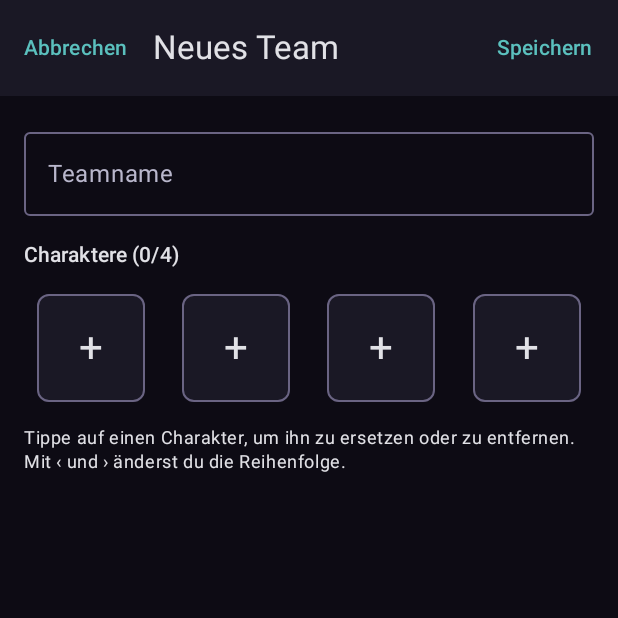
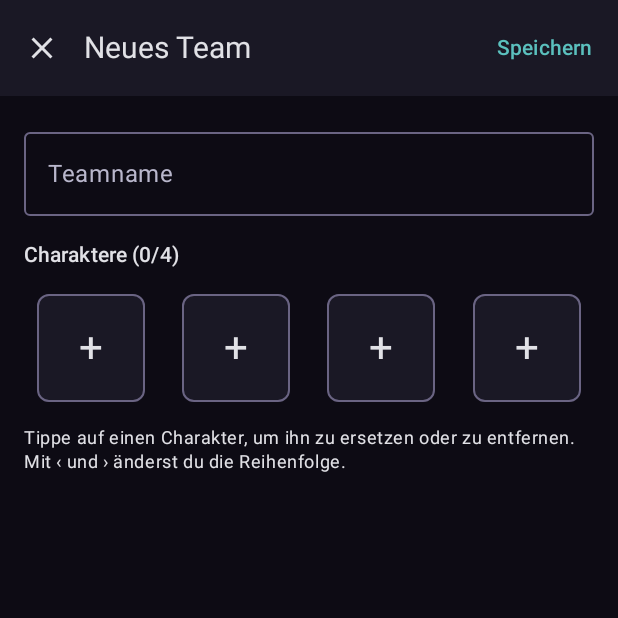
Before and after one commit to sonictriplex/genshin-team-manager, an Android app built with Jetpack Compose: the composable EditTeamScreen called with empty values, on a phone screen of 412 x 824 dp, the top half of it. Run offline under Robolectric (Android 15) with nearby library versions, the phone set to English and light mode, and no system bars; network calls fail; pictures from the network do not load.

Commit message:
Android: Kopfzeile und Teamkarten aufgeräumt (nichts bricht mehr um)
- Einheitliche Kopfzeile: Zurück/Abbrechen als Symbol, Titel einzeilig mit Auslassung
- Teamliste: Neu laden als Symbol, Abmelden im Überlaufmenü, Neues Team als Knopf unten rechts
- Teamkarten: Name bekommt den Platz, Bearbeiten/Löschen als Symbole
- Charakteransicht: Angaben auf zwei Zeilen; Talente mit kurzen Labels
- Knopf-Farbe im Akzentton

Co-Authored-By: Claude Sonnet 5.5 <noreply@anthropic.com>

```diff
--- a/android/app/build.gradle.kts
+++ b/android/app/build.gradle.kts
@@ -88,6 +88,7 @@ android {
 dependencies {
     implementation(platform(libs.androidx.compose.bom))
     implementation(libs.androidx.compose.material3)
+    implementation(libs.androidx.compose.material.icons.core)
     implementation(libs.androidx.compose.ui)
     implementation(libs.androidx.compose.ui.tooling.preview)
     implementation(libs.androidx.activity.compose)
--- a/android/app/src/main/java/de/sonictriplex/genshinteams/ui/EditTeamScreen.kt
+++ b/android/app/src/main/java/de/sonictriplex/genshinteams/ui/EditTeamScreen.kt
@@ -16,14 +16,12 @@ import androidx.compose.foundation.rememberScrollState
 import androidx.compose.foundation.shape.RoundedCornerShape
 import androidx.compose.foundation.verticalScroll
 import androidx.compose.material3.CircularProgressIndicator
-import androidx.compose.material3.ExperimentalMaterial3Api
 import androidx.compose.material3.MaterialTheme
 import androidx.compose.material3.OutlinedTextField
 import androidx.compose.material3.Scaffold
 import androidx.compose.material3.Surface
 import androidx.compose.material3.Text
 import androidx.compose.material3.TextButton
-import androidx.compose.material3.TopAppBar
 import androidx.compose.runtime.Composable
 import androidx.compose.runtime.LaunchedEffect
 import androidx.compose.runtime.getValue
@@ -43,7 +41,6 @@ import de.sonictriplex.genshinteams.data.moved
 import de.sonictriplex.genshinteams.data.validateTeamName
 
 /** Neues Team anlegen ([originalName] = null) oder ein vorhandenes bearbeiten. */
-@OptIn(ExperimentalMaterial3Api::class)
 @Composable
 fun EditTeamScreen(vm: AppViewModel, originalName: String?, onDone: () -> Unit) {
     var name by rememberSaveable { mutableStateOf(originalName.orEmpty()) }
@@ -76,9 +73,11 @@ fun EditTeamScreen(vm: AppViewModel, originalName: String?, onDone: () -> Unit)
 
     Scaffold(
         topBar = {
-            TopAppBar(
-                title = { Text(if (originalName == null) "Neues Team" else "Team bearbeiten") },
-                navigationIcon = { TextButton(onClick = leave, enabled = !vm.saving) { Text("Abbrechen") } },
+            AppTopBar(
+                title = originalName ?: "Neues Team",
+                navigation = NavigationKind.Close,
+                onNavigate = leave,
+                navigationEnabled = !vm.saving,
                 actions = {
                     TextButton(onClick = ::save, enabled = !vm.saving) {
                         if (vm.saving) CircularProgressIndicator(Modifier.padding(2.dp), strokeWidth = 2.dp) else Text("Speichern")
--- a/android/app/src/main/java/de/sonictriplex/genshinteams/ui/Theme.kt
+++ b/android/app/src/main/java/de/sonictriplex/genshinteams/ui/Theme.kt
@@ -28,6 +28,8 @@ object Palette {
 private val GenshinColors = darkColorScheme(
     primary = Palette.Accent,
     onPrimary = Palette.BgInput,
+    primaryContainer = Palette.Accent,          // u. a. der Knopf "Neues Team"
+    onPrimaryContainer = Palette.BgInput,
     secondary = Palette.Accent,
     tertiary = Palette.Gold,
     background = Palette.BgWindow,
--- /dev/null
+++ b/android/app/src/main/java/de/sonictriplex/genshinteams/ui/TopBars.kt
@@ -0,0 +1,48 @@
+package de.sonictriplex.genshinteams.ui
+
+import androidx.compose.foundation.layout.RowScope
+import androidx.compose.material.icons.Icons
+import androidx.compose.material.icons.automirrored.filled.ArrowBack
+import androidx.compose.material.icons.filled.Close
+import androidx.compose.material3.ExperimentalMaterial3Api
+import androidx.compose.material3.Icon
+import androidx.compose.material3.IconButton
+import androidx.compose.material3.MaterialTheme
+import androidx.compose.material3.Text
+import androidx.compose.material3.TopAppBar
+import androidx.compose.runtime.Composable
+import androidx.compose.ui.graphics.vector.ImageVector
+import androidx.compose.ui.text.style.TextOverflow
+import androidx.compose.ui.unit.sp
+
+/** Art des Symbols links in der Kopfzeile. */
+enum class NavigationKind(val icon: ImageVector, val description: String) {
+    Back(Icons.AutoMirrored.Filled.ArrowBack, "Zurück"),
+    Close(Icons.Filled.Close, "Abbrechen"),
+}
+
+/**
+ * Einheitliche Kopfzeile: links ein Symbol (Zurück oder Abbrechen), der Titel immer einzeilig mit Auslassung
+ * (er bricht auch bei schmalem Display oder großer Schrift nicht um), rechts höchstens kurze Aktionen.
+ */
+@OptIn(ExperimentalMaterial3Api::class)
+@Composable
+fun AppTopBar(
+    title: String,
+    navigation: NavigationKind? = null,
+    onNavigate: () -> Unit = {},
+    navigationEnabled: Boolean = true,
+    actions: @Composable RowScope.() -> Unit = {},
+) {
+    TopAppBar(
+        title = { Text(title, style = MaterialTheme.typography.titleLarge.copy(fontSize = 20.sp), maxLines = 1, overflow = TextOverflow.Ellipsis) },
+        navigationIcon = {
+            if (navigation != null) {
+                IconButton(onClick = onNavigate, enabled = navigationEnabled) {
+                    Icon(navigation.icon, contentDescription = navigation.description)
+                }
+            }
+        },
+        actions = actions,
+    )
+}
--- a/android/gradle/libs.versions.toml
+++ b/android/gradle/libs.versions.toml
@@ -13,6 +13,7 @@ junit = "4.13.2"
 [libraries]
 androidx-compose-bom = { module = "androidx.compose:compose-bom", version.ref = "composeBom" }
 androidx-compose-material3 = { module = "androidx.compose.material3:material3" }
+androidx-compose-material-icons-core = { module = "androidx.compose.material:material-icons-core" }
 androidx-compose-ui = { module = "androidx.compose.ui:ui" }
 androidx-compose-ui-tooling-preview = { module = "androidx.compose.ui:ui-tooling-preview" }
 androidx-compose-ui-tooling = { module = "androidx.compose.ui:ui-tooling" }
```
Also changed, not shown: android/app/src/main/java/de/sonictriplex/genshinteams/ui/BuildScreen.kt (+7 -7 lines), android/app/src/main/java/de/sonictriplex/genshinteams/ui/EditBuildScreen.kt (+9 -9 lines), android/app/src/main/java/de/sonictriplex/genshinteams/ui/TeamsScreen.kt (+56 -12 lines).
